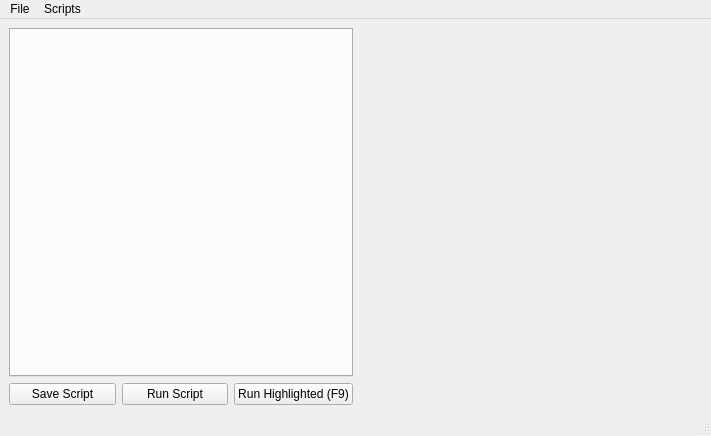
First picture: the form in gui/scriptEditor.ui, repository flika-org/flika, before the edit.
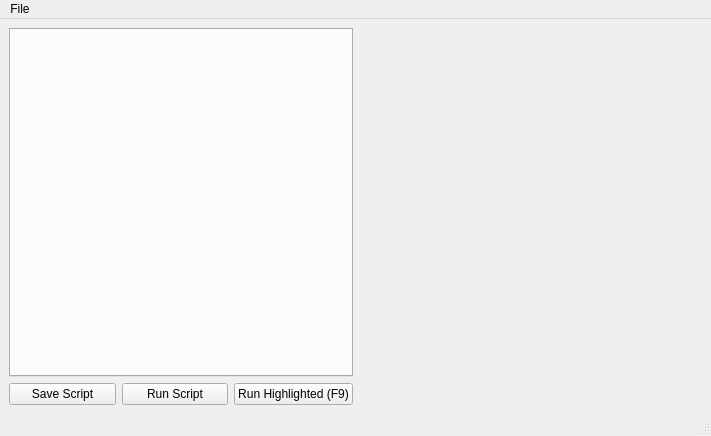
Second picture: the form after the edit. Custom widgets are drawn as their Qt base class.

Commit message: colored scripts, recent scripts in settings

What changed in the file:
```diff
--- a/gui/scriptEditor.ui
+++ b/gui/scriptEditor.ui
@@ -80,11 +80,6 @@
      <height>21</height>
     </rect>
    </property>
-   <widget class="QMenu" name="menuScripts">
-    <property name="title">
-     <string>Scripts</string>
-    </property>
-   </widget>
    <widget class="QMenu" name="menuFile">
     <property name="title">
      <string>File</string>
@@ -101,7 +96,6 @@
     <addaction name="actionSave_Script"/>
    </widget>
    <addaction name="menuFile"/>
-   <addaction name="menuScripts"/>
   </widget>
   <widget class="QStatusBar" name="statusbar"/>
   <action name="actionNew_Script">
```
Left out of the diff: 15 changed lines with no effect on the pictures. The commit also changes 7 other files.
